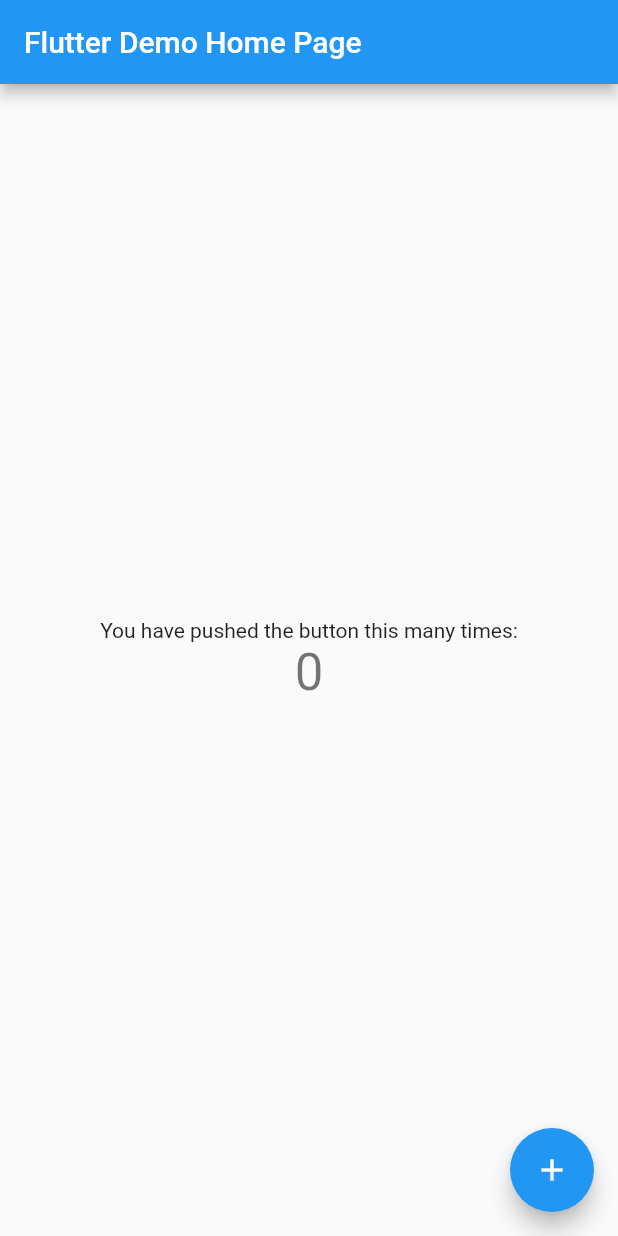
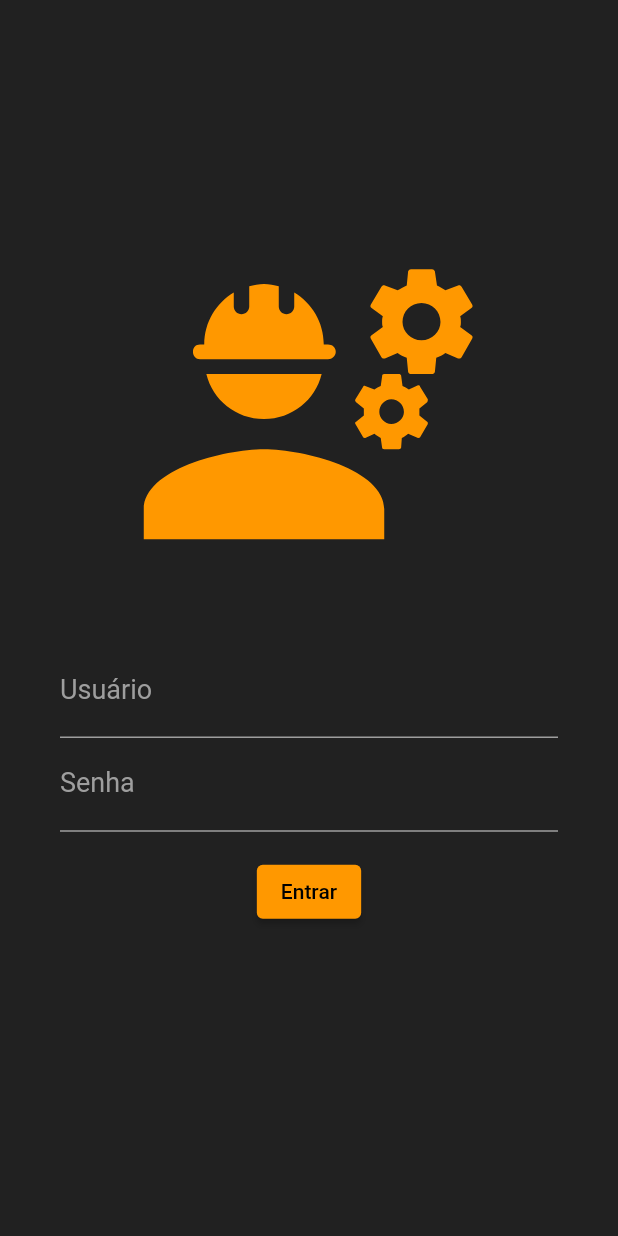
Before and after one commit to frfontoura/9aojo-abctechapp, a Flutter app: the screen it shows after launch, on a phone screen of 412 x 824 dp. Run offline on Flutter 3.47's test engine with Material 2 defaults, Android fonts, the phone set to English and light mode, and no system bars; our stand-ins replace get.

Commit message:
Inicio da pagina de login

```diff
--- a/lib/main.dart
+++ b/lib/main.dart
@@ -1,4 +1,6 @@
+import 'package:abctechapp/src/modules/login/pages/login_page.dart';
 import 'package:flutter/material.dart';
+import 'package:get/get.dart';
 
 void main() {
   runApp(const MyApp());
@@ -7,109 +9,25 @@ void main() {
 class MyApp extends StatelessWidget {
   const MyApp({super.key});
 
-  // This widget is the root of your application.
   @override
   Widget build(BuildContext context) {
-    return MaterialApp(
-      title: 'Flutter Demo',
+    return GetMaterialApp(
+      title: 'AbcTechApp',
       theme: ThemeData(
-        // This is the theme of your application.
-        //
-        // Try running your application with "flutter run". You'll see the
-        // application has a blue toolbar. Then, without quitting the app, try
-        // changing the primarySwatch below to Colors.green and then invoke
-        // "hot reload" (press "r" in the console where you ran "flutter run",
-        // or simply save your changes to "hot reload" in a Flutter IDE).
-        // Notice that the counter didn't reset back to zero; the application
-        // is not restarted.
-        primarySwatch: Colors.blue,
+        primarySwatch: Colors.orange,
+        hintColor: Colors.orange,
+        inputDecorationTheme: const InputDecorationTheme(
+          labelStyle: TextStyle(fontSize: 18, color: Colors.grey),
+          enabledBorder: UnderlineInputBorder(borderSide: BorderSide(color: Colors.grey)),
+        ),
+        textTheme: const TextTheme(
+          subtitle1: TextStyle(fontSize: 18, color: Colors.orange),
+        ),
       ),
-      home: const MyHomePage(title: 'Flutter Demo Home Page'),
+      initialRoute: '/',
+      getPages: [
+        GetPage(name: '/', page: () => LoginPage()),
+      ],
     );
   }
 }
-
-class MyHomePage extends StatefulWidget {
-  const MyHomePage({super.key, required this.title});
-
-  // This widget is the home page of your application. It is stateful, meaning
-  // that it has a State object (defined below) that contains fields that affect
-  // how it looks.
-
-  // This class is the configuration for the state. It holds the values (in this
-  // case the title) provided by the parent (in this case the App widget) and
-  // used by the build method of the State. Fields in a Widget subclass are
-  // always marked "final".
-
-  final String title;
-
-  @override
-  State<MyHomePage> createState() => _MyHomePageState();
-}
-
-class _MyHomePageState extends State<MyHomePage> {
-  int _counter = 0;
-
-  void _incrementCounter() {
-    setState(() {
-      // This call to setState tells the Flutter framework that something has
-      // changed in this State, which causes it to rerun the build method below
-      // so that the display can reflect the updated values. If we changed
-      // _counter without calling setState(), then the build method would not be
-      // called again, and so nothing would appear to happen.
-      _counter++;
-    });
-  }
-
-  @override
-  Widget build(BuildContext context) {
-    // This method is rerun every time setState is called, for instance as done
-    // by the _incrementCounter method above.
-    //
-    // The Flutter framework has been optimized to make rerunning build methods
-    // fast, so that you can just rebuild anything that needs updating rather
-    // than having to individually change instances of widgets.
-    return Scaffold(
-      appBar: AppBar(
-        // Here we take the value from the MyHomePage object that was created by
-        // the App.build method, and use it to set our appbar title.
-        title: Text(widget.title),
-      ),
-      body: Center(
-        // Center is a layout widget. It takes a single child and positions it
-        // in the middle of the parent.
-        child: Column(
-          // Column is also a layout widget. It takes a list of children and
-          // arranges them vertically. By default, it sizes itself to fit its
-          // children horizontally, and tries to be as tall as its parent.
-          //
-          // Invoke "debug painting" (press "p" in the console, choose the
-          // "Toggle Debug Paint" action from the Flutter Inspector in Android
-          // Studio, or the "Toggle Debug Paint" command in Visual Studio Code)
-          // to see the wireframe for each widget.
-          //
-          // Column has various properties to control how it sizes itself and
-          // how it positions its children. Here we use mainAxisAlignment to
-          // center the children vertically; the main axis here is the vertical
-          // axis because Columns are vertical (the cross axis would be
-          // horizontal).
-          mainAxisAlignment: MainAxisAlignment.center,
-          children: <Widget>[
-            const Text(
-              'You have pushed the button this many times:',
-            ),
-            Text(
-              '$_counter',
-              style: Theme.of(context).textTheme.headline4,
-            ),
-          ],
-        ),
-      ),
-      floatingActionButton: FloatingActionButton(
-        onPressed: _incrementCounter,
-        tooltip: 'Increment',
-        child: const Icon(Icons.add),
-      ), // This trailing comma makes auto-formatting nicer for build methods.
-    );
-  }
-}
--- /dev/null
+++ b/lib/src/infrastructure/api.dart
@@ -0,0 +1,22 @@
+import 'dart:convert';
+import 'package:abctechapp/src/utils/constants.dart';
+import 'package:http/http.dart' as http;
+
+class Api {
+  Future<Map<String, dynamic>> get(String endpoint, Map<String, dynamic> params) async {
+    try {
+      Uri getRequest = Uri.https(Constants.apiUrl, endpoint, params);
+
+      var response = await http.get(getRequest);
+
+      if (response.statusCode == 200) {
+        var data = jsonDecode(response.body);
+        return Future.sync(() => data);
+      } else {
+        return Future.error(response.statusCode);
+      }
+    } catch (error) {
+      return Future.error(error);
+    }
+  }
+}
--- /dev/null
+++ b/lib/src/modules/login/pages/login_page.dart
@@ -0,0 +1,75 @@
+import 'package:flutter/material.dart';
+
+class LoginPage extends StatelessWidget {
+  final GlobalKey<FormState> _formKey = GlobalKey<FormState>();
+
+  LoginPage({super.key});
+
+  _validateUsernameInput(String? value) {
+    if (value == null || value.isEmpty) {
+      return 'Digite o nome do usuário';
+    }
+    return null;
+  }
+
+  _formSubmit() {}
+
+  @override
+  Widget build(BuildContext context) {
+    return Scaffold(
+      body: Container(
+        constraints: const BoxConstraints.expand(),
+        color: Colors.black87,
+        child: Column(
+          mainAxisAlignment: MainAxisAlignment.center,
+          crossAxisAlignment: CrossAxisAlignment.stretch,
+          children: [
+            Row(
+              children: const [
+                Expanded(
+                  child: Icon(
+                    Icons.engineering,
+                    color: Colors.orange,
+                    size: 240,
+                  ),
+                ),
+              ],
+            ),
+            Row(
+              children: [
+                Expanded(
+                  child: Padding(
+                    padding: const EdgeInsets.all(40),
+                    child: Form(
+                      key: _formKey,
+                      child: Column(
+                        children: [
+                          TextFormField(
+                            decoration: const InputDecoration(label: Text('Usuário')),
+                            validator: (value) => _validateUsernameInput(value),
+                          ),
+                          TextFormField(
+                            obscureText: true,
+                            decoration: const InputDecoration(label: Text('Senha')),
+                            validator: (value) => _validateUsernameInput(value),
+                          ),
+                          Padding(
+                            padding: const EdgeInsets.symmetric(vertical: 16.0),
+                            child: ElevatedButton(
+                              onPressed: () => _formSubmit(),
+                              child: const Text('Entrar'),
+                            ),
+                          )
+                        ],
+                      ),
+                    ),
+                  ),
+                ),
+              ],
+            )
+          ],
+        ),
+      ),
+    );
+  }
+}
--- /dev/null
+++ b/lib/src/utils/constants.dart
@@ -0,0 +1,3 @@
+class Constants {
+  static const String apiUrl = "http://localhost:8080/";
+}
```
Also changed, not shown: pubspec.yaml (+8 -72 lines), pubspec.lock.
